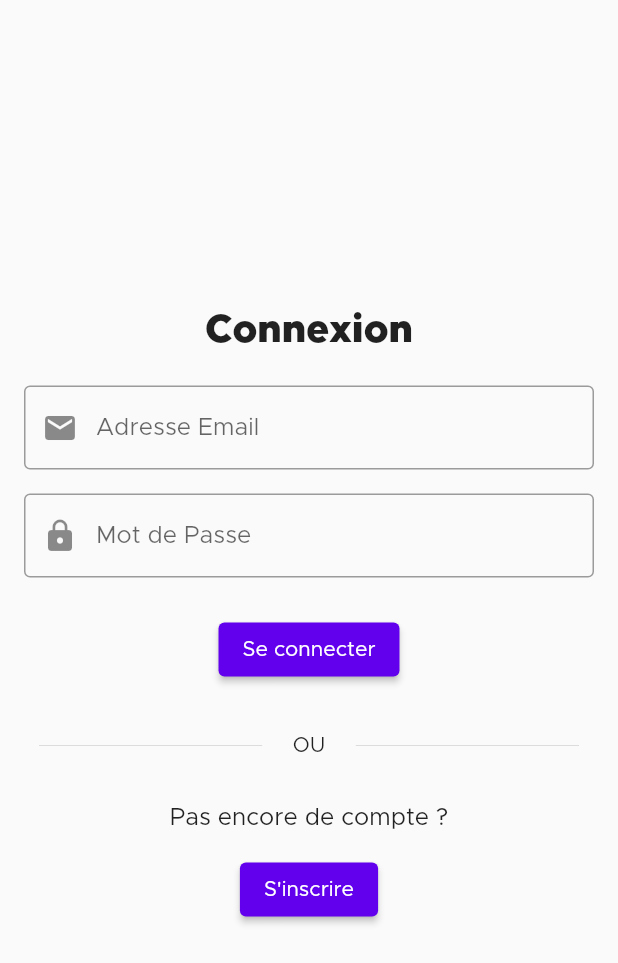
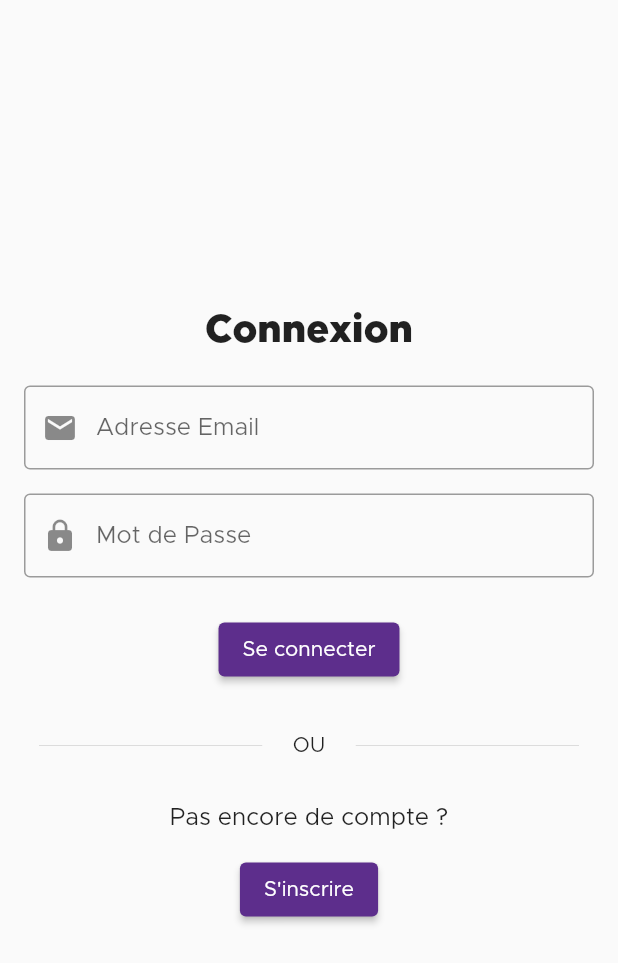
Before and after one commit to Drakx116/my-budget-app, a Flutter app: the screen it shows after launch, on a phone screen of 412 x 824 dp. Shown: the top 963 px of the screen. Run offline on Flutter 3.47's test engine with Material 2 defaults, Android fonts, the phone set to English and light mode, and no system bars; our stand-ins replace dio, flutter_dotenv, flutter_secure_storage, freezed_annotation, image_picker; missing offline and left inert: learning_input_image, learning_text_recognition.

Commit message:
feat(style): set missing global app colors :sparkles:

```diff
--- a/lib/main.dart
+++ b/lib/main.dart
@@ -34,7 +34,10 @@ class App extends StatelessWidget
       child: MaterialApp(
         theme: ThemeData(
           fontFamily: 'Metropolis Regular',
-          colorScheme: const ColorScheme.light(background: AppColor.PRIMARY)
+          colorScheme: const ColorScheme.light(background: AppColor.PRIMARY),
+        ).copyWith(
+          colorScheme: ThemeData().colorScheme.copyWith(primary: AppColor.PRIMARY),
+          errorColor: AppColor.SECONDARY,
         ),
         debugShowCheckedModeBanner: false,
         home: const DefaultContainer(),
```
